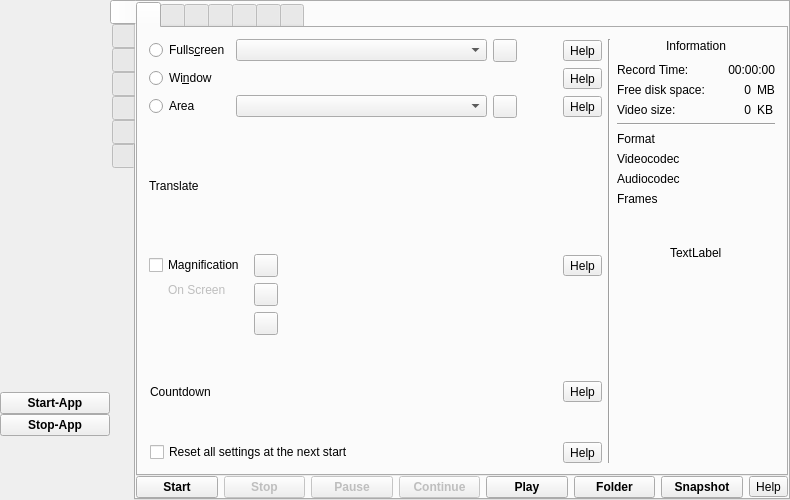
Above: src/formMainWindow.ui from vkohaupt/vokoscreenNG before the change. Below: the same form after it.
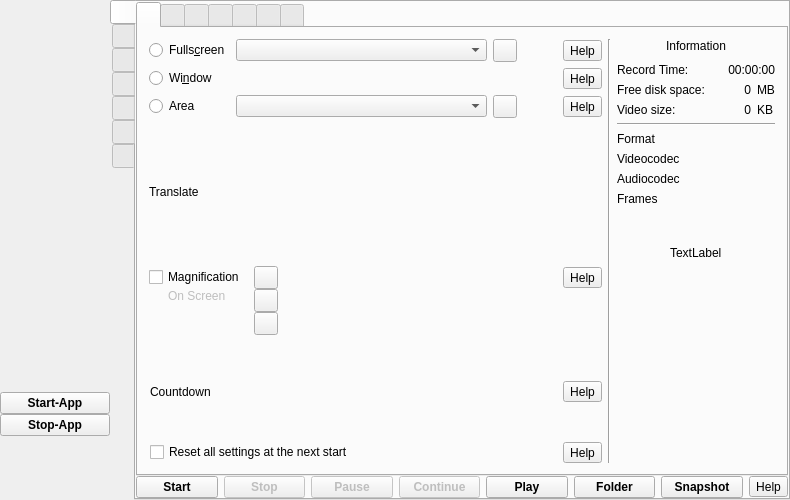
That is the form after the change. Icons and pictures are not drawn.

```diff
--- a/src/formMainWindow.ui
+++ b/src/formMainWindow.ui
@@ -591,6 +591,9 @@
               </item>
               <item>
                <layout class="QGridLayout" name="gridLayout_13">
+                <property name="verticalSpacing">
+                 <number>0</number>
+                </property>
                 <item row="0" column="2">
                  <spacer name="horizontalSpacer_45">
                   <property name="orientation">
```
